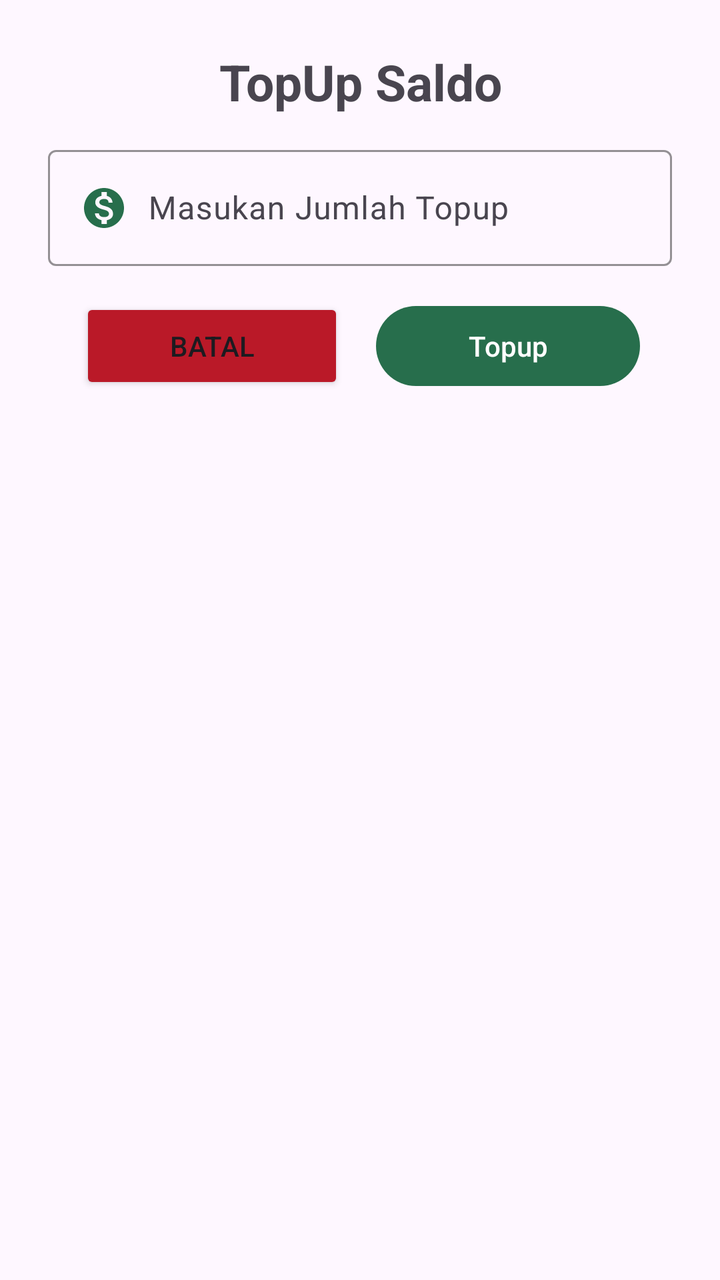
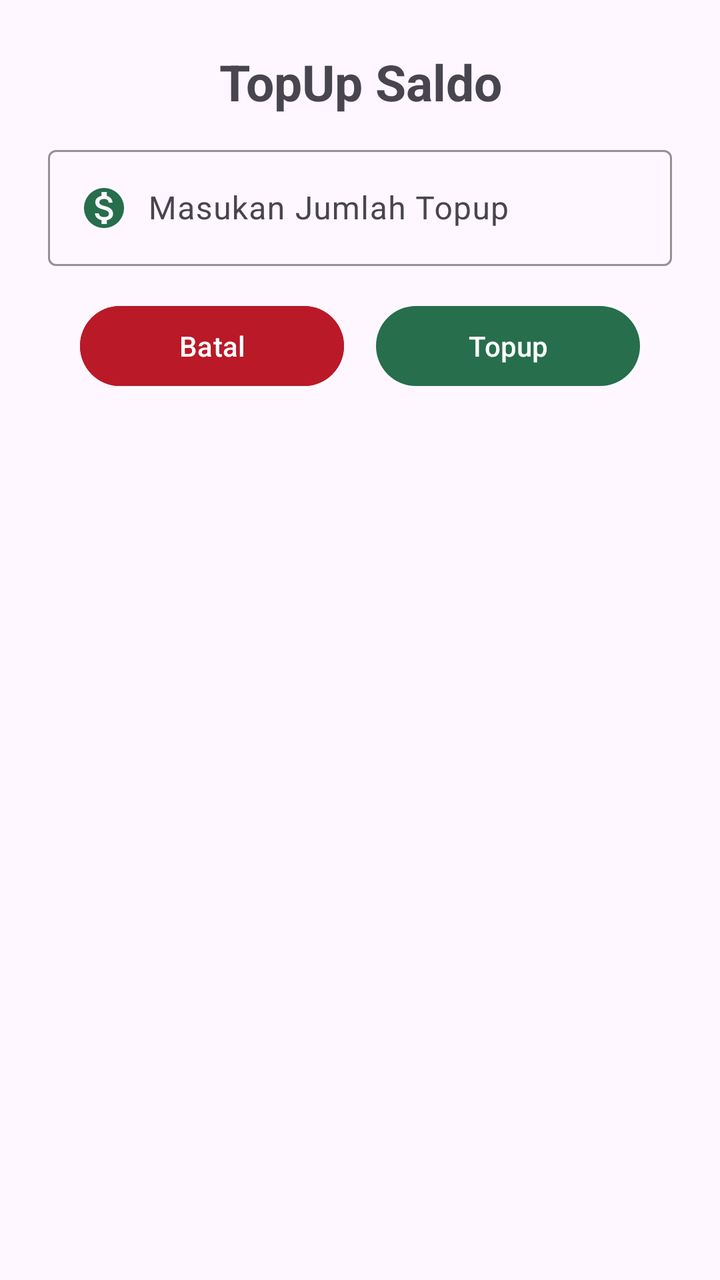

Two renders of the same Android screen: before a commit and after it. Below are the layout's source before the change and the commit's diff.
<!-- AndroidManifest.xml: application theme Base.Theme.MarketPay -->
<!-- res/layout/fragment_topup.xml -->
<?xml version="1.0" encoding="utf-8"?>
<LinearLayout xmlns:android="http://schemas.android.com/apk/res/android"
    xmlns:app="http://schemas.android.com/apk/res-auto"
    android:orientation="vertical"
    android:padding="24dp"
    android:layout_width="match_parent"
    android:layout_height="wrap_content">

    <TextView
        android:id="@+id/txtTitle"
        android:layout_width="match_parent"
        android:layout_height="wrap_content"
        android:text="TopUp Saldo"
        android:textSize="25sp"
        android:textStyle="bold"
        android:gravity="center"
        android:layout_marginBottom="12dp"/>

    <com.google.android.material.textfield.TextInputLayout
        android:layout_width="match_parent"
        android:layout_height="wrap_content"
        android:hint="Masukan Jumlah Topup"
        app:boxStrokeColor="@color/green"
        app:hintTextColor="@color/green">
        <com.google.android.material.textfield.TextInputEditText
            android:id="@+id/txtTopup"
            android:layout_width="match_parent"
            android:layout_height="wrap_content"
            android:drawablePadding="10dp"
            android:inputType="number"
            android:maxLength="6"
            android:drawableStart="@drawable/ic_money"
            android:drawableTint="@color/green"
            android:textColor="@color/black" />
    </com.google.android.material.textfield.TextInputLayout>

    <LinearLayout
        android:layout_width="match_parent"
        android:layout_height="wrap_content"
        android:orientation="horizontal"
        android:paddingHorizontal="16dp"
        android:gravity="center"
        android:layout_marginTop="16dp">
        <Button
            android:id="@+id/btnCancel"
            android:layout_width="0dp"
            android:layout_height="wrap_content"
            android:layout_weight="1"
            android:text="Batal"
            android:backgroundTint="@color/red"
            android:foreground="?attr/selectableItemBackground"/>
        <Space
            android:layout_width="16dp"
            android:layout_height="wrap_content" />
        <com.google.android.material.button.MaterialButton
            android:id="@+id/btnTopup"
            android:layout_width="0dp"
            android:layout_height="wrap_content"
            android:layout_weight="1"
            android:text="Topup"
            android:textColor="@android:color/white"
            app:backgroundTint="@color/green"
            app:rippleColor="@color/white" />
    </LinearLayout>

</LinearLayout>
<!-- resources referenced by this layout -->
<resources>
  <color name="black">#FF000000</color>
  <color name="green">#276e4c</color>
  <color name="red">#BA1928</color>
  <color name="white">#FFFFFFFF</color>
  <!-- drawable ic_money (drawable) -->
  <vector xmlns:android="http://schemas.android.com/apk/res/android" android:height="24dp" android:tint="#000000" android:viewportHeight="24" android:viewportWidth="24" android:width="24dp">
        
      <path android:fillColor="@android:color/white" android:pathData="M12,2C6.48,2 2,6.48 2,12s4.48,10 10,10 10,-4.48 10,-10S17.52,2 12,2zM13.41,18.09L13.41,20h-2.67v-1.93c-1.71,-0.36 -3.16,-1.46 -3.27,-3.4h1.96c0.1,1.05 0.82,1.87 2.65,1.87 1.96,0 2.4,-0.98 2.4,-1.59 0,-0.83 -0.44,-1.61 -2.67,-2.14 -2.48,-0.6 -4.18,-1.62 -4.18,-3.67 0,-1.72 1.39,-2.84 3.11,-3.21L10.74,4h2.67v1.95c1.86,0.45 2.79,1.86 2.85,3.39L14.3,9.34c-0.05,-1.11 -0.64,-1.87 -2.22,-1.87 -1.5,0 -2.4,0.68 -2.4,1.64 0,0.84 0.65,1.39 2.67,1.91s4.18,1.39 4.18,3.91c-0.01,1.83 -1.38,2.83 -3.12,3.16z"/>
      
  </vector>
  <style name="Base.Theme.MarketPay" parent="Theme.Material3.DayNight.NoActionBar">
          <item name="android:statusBarColor">@color/green</item>
          <item name="android:windowLightStatusBar">false</item>
      </style>
</resources>

<!-- the commit's change to res/layout/fragment_topup.xml (unified diff, before → after) -->
@@ -23,12 +23,12 @@
         app:boxStrokeColor="@color/green"
         app:hintTextColor="@color/green">
         <com.google.android.material.textfield.TextInputEditText
-            android:id="@+id/txtTopup"
+            android:id="@+id/jmlTopup"
             android:layout_width="match_parent"
             android:layout_height="wrap_content"
             android:drawablePadding="10dp"
             android:inputType="number"
-            android:maxLength="6"
+            android:maxLength="9"
             android:drawableStart="@drawable/ic_money"
             android:drawableTint="@color/green"
             android:textColor="@color/black" />
@@ -41,8 +41,8 @@
         android:paddingHorizontal="16dp"
         android:gravity="center"
         android:layout_marginTop="16dp">
-        <Button
-            android:id="@+id/btnCancel"
+        <com.google.android.material.button.MaterialButton
+            android:id="@+id/btnBatal"
             android:layout_width="0dp"
             android:layout_height="wrap_content"
             android:layout_weight="1"
